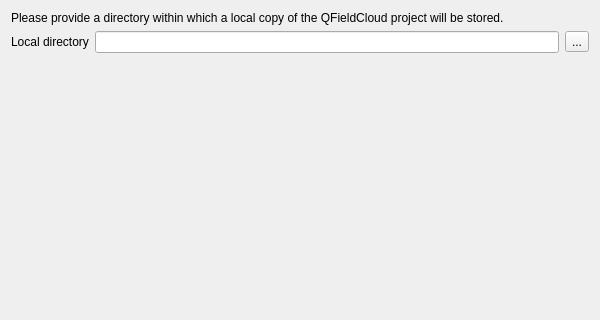
katxeus/wims, file wimsintegrate/ui/cloud_transfer_dialog.ui: the form before one commit; both pictures show x 0 to 600 and y 0 to 320 of the 600 by 570 pixel window.
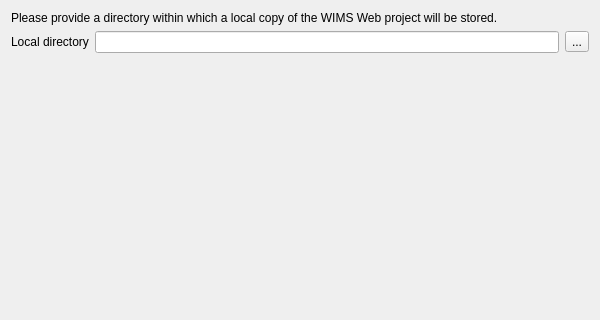
The form after the commit. The open tabs and pages were chosen to show the change. Icons and pictures are not drawn. Custom widgets are drawn as their Qt base class.

Diff of the .ui file:
```diff
--- a/wimsintegrate/ui/cloud_transfer_dialog.ui
+++ b/wimsintegrate/ui/cloud_transfer_dialog.ui
@@ -36,7 +36,7 @@
        <item>
         <widget class="QLabel" name="projectFilesLabel">
          <property name="text">
-          <string>Please provide a directory within which a local copy of the QFieldCloud project will be stored.</string>
+          <string>Please provide a directory within which a local copy of the WIMS Web project will be stored.</string>
          </property>
          <property name="wordWrap">
           <bool>true</bool>
```
Left out of the diff: 4 changed lines with no effect on the pictures.
